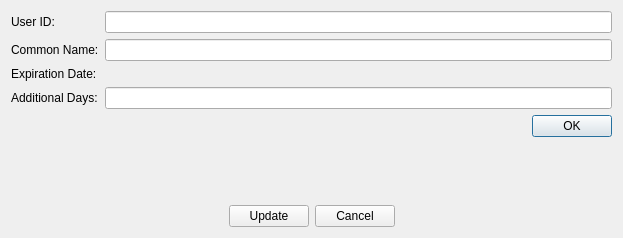
This is src/qt/forms/bdapupdateaccountdialog.ui in duality-solutions/Dynamic as Qt 5 draws it before an edit. The edited form follows.
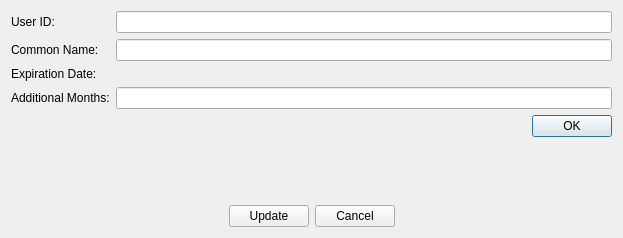
This is the edited form. Icons and pictures are not drawn.

Commit message: [BDAP] Change account update from add days to add months

Diff of the .ui file:
```diff
--- a/src/qt/forms/bdapupdateaccountdialog.ui
+++ b/src/qt/forms/bdapupdateaccountdialog.ui
@@ -45,7 +45,7 @@
        <item row="3" column="0">
         <widget class="QLabel" name="label_3">
          <property name="text">
-          <string>Additional Days:</string>
+          <string>Additional Months:</string>
          </property>
         </widget>
        </item>
```
Left out of the diff: 2 changed lines with no effect on the pictures. The commit also changes 1 other file.
